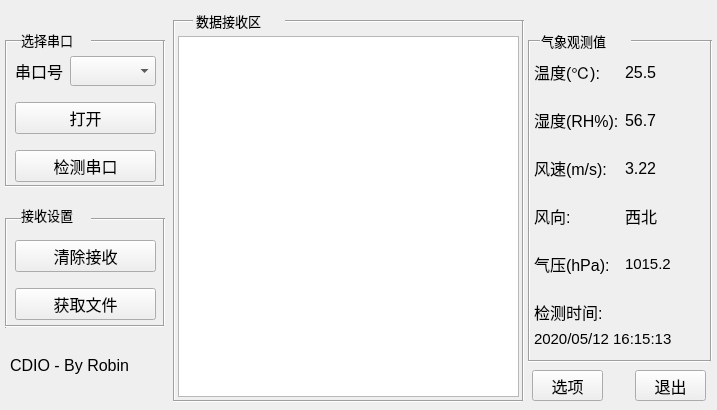
This is MyMainWindow.ui in zhangxiao7972/Serial_python as Qt 5 draws it before an edit. The edited form follows.
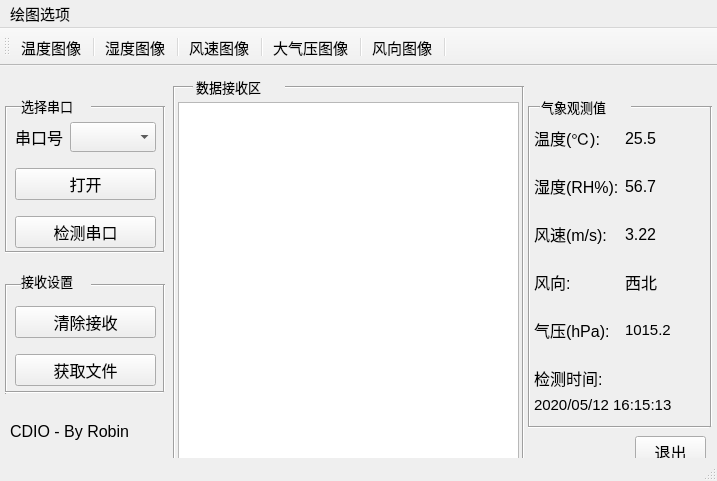
This is the edited form.

The edit to the form file:
```diff
--- a/MyMainWindow.ui
+++ b/MyMainWindow.ui
@@ -10,9 +10,21 @@
     <x>0</x>
     <y>0</y>
     <width>717</width>
-    <height>410</height>
+    <height>481</height>
    </rect>
   </property>
+  <property name="minimumSize">
+   <size>
+    <width>717</width>
+    <height>481</height>
+   </size>
+  </property>
+  <property name="maximumSize">
+   <size>
+    <width>717</width>
+    <height>481</height>
+   </size>
+  </property>
   <property name="font">
    <font>
     <pointsize>11</pointsize>
@@ -860,26 +872,110 @@
      </font>
     </property>
    </widget>
-   <widget class="QPushButton" name="Button_next">
-    <property name="geometry">
-     <rect>
-      <x>532</x>
-      <y>370</y>
-      <width>71</width>
-      <height>31</height>
-     </rect>
+  </widget>
+  <widget class="QToolBar" name="toolBar">
+   <property name="windowTitle">
+    <string>toolBar</string>
+   </property>
+   <attribute name="toolBarArea">
+    <enum>TopToolBarArea</enum>
+   </attribute>
+   <attribute name="toolBarBreak">
+    <bool>false</bool>
+   </attribute>
+   <addaction name="display_Temp"/>
+   <addaction name="separator"/>
+   <addaction name="display_Humidity"/>
+   <addaction name="separator"/>
+   <addaction name="display_speed"/>
+   <addaction name="separator"/>
+   <addaction name="display_Pressure"/>
+   <addaction name="separator"/>
+   <addaction name="display_Direction"/>
+   <addaction name="separator"/>
+  </widget>
+  <widget class="QMenuBar" name="menuBar">
+   <property name="geometry">
+    <rect>
+     <x>0</x>
+     <y>0</y>
+     <width>717</width>
+     <height>26</height>
+    </rect>
+   </property>
+   <widget class="QMenu" name="menufile">
+    <property name="title">
+     <string>绘图选项</string>
     </property>
-    <property name="font">
-     <font>
-      <family>AcadEref</family>
-      <pointsize>12</pointsize>
-     </font>
-    </property>
-    <property name="text">
-     <string>选项</string>
-    </property>
+    <addaction name="now_file_drew"/>
+    <addaction name="separator"/>
+    <addaction name="get_file_drew"/>
    </widget>
+   <addaction name="menufile"/>
   </widget>
+  <widget class="QStatusBar" name="statusBar"/>
+  <action name="display_Temp">
+   <property name="text">
+    <string>温度图像</string>
+   </property>
+   <property name="toolTip">
+    <string>显示温度数据</string>
+   </property>
+  </action>
+  <action name="display_Humidity">
+   <property name="text">
+    <string>湿度图像</string>
+   </property>
+   <property name="toolTip">
+    <string>显示湿度数据</string>
+   </property>
+  </action>
+  <action name="display_speed">
+   <property name="text">
+    <string>风速图像</string>
+   </property>
+   <property name="toolTip">
+    <string>显示风速数据</string>
+   </property>
+  </action>
+  <action name="display_Direction">
+   <property name="text">
+    <string>风向图像</string>
+   </property>
+   <property name="toolTip">
+    <string>显示风向数据</string>
+   </property>
+  </action>
+  <action name="display_Pressure">
+   <property name="text">
+    <string>大气压图像</string>
+   </property>
+   <property name="toolTip">
+    <string>显示大气压数据</string>
+   </property>
+  </action>
+  <action name="get_file_drew">
+   <property name="text">
+    <string>选择文件绘图</string>
+   </property>
+   <property name="font">
+    <font>
+     <family>AcadEref</family>
+     <pointsize>10</pointsize>
+    </font>
+   </property>
+  </action>
+  <action name="now_file_drew">
+   <property name="text">
+    <string>实时数据绘图</string>
+   </property>
+   <property name="font">
+    <font>
+     <family>AcadEref</family>
+     <pointsize>10</pointsize>
+    </font>
+   </property>
+  </action>
  </widget>
  <resources/>
  <connections>
```
Left out of the diff: 19 changed lines with no effect on the pictures.
